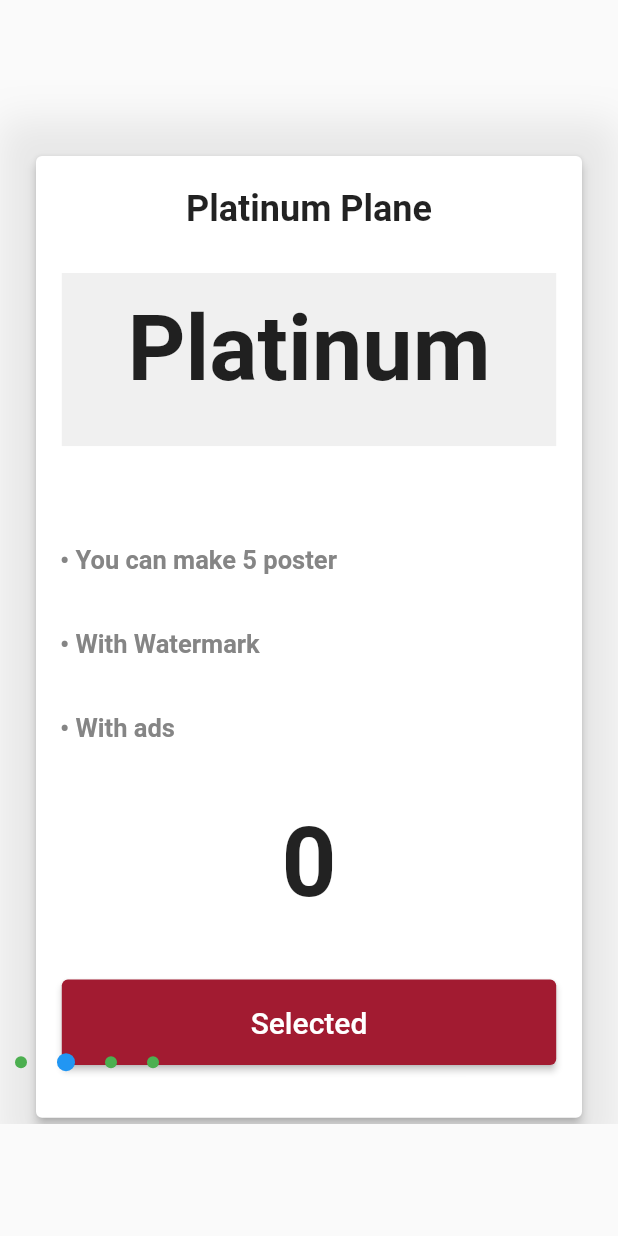
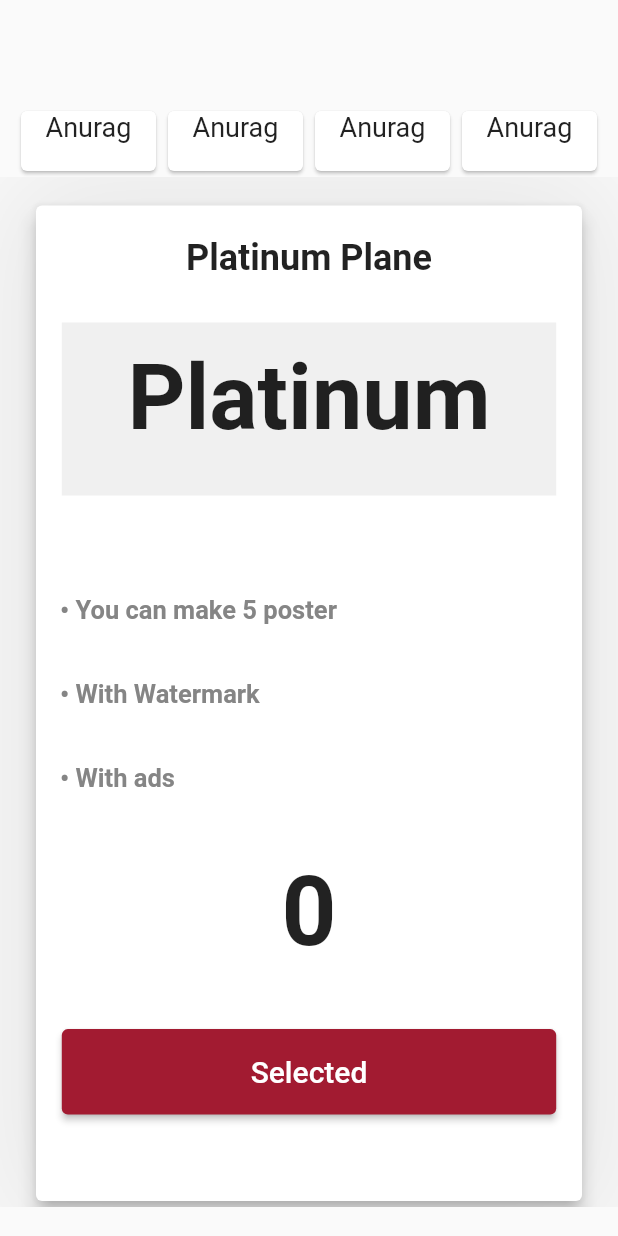
Before and after one commit to Anuragkolatkar/fultterDig, a Flutter app: the screen it shows after launch, swiped to page 2, on a phone screen of 412 x 824 dp. Run offline on Flutter 3.47's test engine with Material 2 defaults, Android fonts, the phone set to English and light mode, and no system bars; our stand-ins replace carousel_slider, expansion_tile_card, flutter_image_slideshow, flutter_svg, get, gradient_borders and 2 more; missing offline and left inert: footer.

Commit message:
Initial commit

```diff
--- a/lib/digiyugPlans.dart
+++ b/lib/digiyugPlans.dart
@@ -25,15 +25,15 @@ class _SliderrState extends State<Sliderr> {
   void initState() {
     // TODO: implement initState
     super.initState();
-    Timer.periodic(Duration(seconds: 5), (Timer timer) {
-      if (_currentPage < 2) {
-        _currentPage++;
-      } else {
-        _currentPage = 0;
-      }
-      _pageController.animateToPage(_currentPage,
-          duration: Duration(microseconds: 300), curve: Curves.easeIn);
-    });
+    // Timer.periodic(Duration(seconds: 5), (Timer timer) {
+    //   if (_currentPage < 2) {
+    //     _currentPage++;
+    //   } else {
+    //     _currentPage = 0;
+    //   }
+    //   _pageController.animateToPage(_currentPage,
+    //       duration: Duration(microseconds: 300), curve: Curves.easeIn);
+    //  });
     _pageController =
         PageController(initialPage: _currentPage, viewportFraction: 1);
     controller = new PageController(
@@ -41,11 +41,11 @@ class _SliderrState extends State<Sliderr> {
     );
   }
 
-  _OnPageChanged(int index) {
-    setState(() {
-      _currentPage = index;
-    });
-  }
+  // _OnPageChanged(int index) {
+  //   setState(() {
+  //     _currentPage = index;
+  //   });
+  // }
 
   @override
   void dispose() {
@@ -57,8 +57,80 @@ class _SliderrState extends State<Sliderr> {
   @override
   Widget build(BuildContext context) {
     return Scaffold(
-      body: AspectRatio(
-        aspectRatio: 0.55,
+      body: Column(
+        children: [
+          Container(
+            child: Padding(
+              padding: const EdgeInsets.only(top: 70, left: 10),
+              child: Row(
+                children: [
+                  InkWell(
+                    child: Card(
+                      color: Colors.white,
+                      child: SizedBox(
+                        height: 40,
+                        width: 90,
+                        child: Text(
+                          "Anurag",
+                          textAlign: TextAlign.center,
+                          style: TextStyle(fontSize: 18),
+                        ),
+                      ),
+                    ),
+                    onTap: () {},
+                  ),
+                  InkWell(
+                    child: Card(
+                      color: Colors.white,
+                      child: SizedBox(
+                        height: 40,
+                        width: 90,
+                        child: Text(
+                          "Anurag",
+                          textAlign: TextAlign.center,
+                          style: TextStyle(fontSize: 18),
+                        ),
+                      ),
+                    ),
+                    onTap: () {},
+                  ),
+                  InkWell(
+                    child: Card(
+                      color: Colors.white,
+                      child: SizedBox(
+                        height: 40,
+                        width: 90,
+                        child: Text(
+                          "Anurag",
+                          textAlign: TextAlign.center,
+                          style: TextStyle(fontSize: 18),
+                        ),
+                      ),
+                    ),
+                    onTap: () {},
+                  ),
+                  InkWell(
+                    child: Card(
+                      color: Colors.white,
+                      child: SizedBox(
+                        height: 40,
+                        width: 90,
+                        child: Text(
+                          "Anurag",
+                          textAlign: TextAlign.center,
+                          style: TextStyle(fontSize: 18),
+                        ),
+                      ),
+                    ),
+                    onTap: () {},
+                  ),
+                ],
+              ),
+            ),
+          ),
+          Container(
+            child: AspectRatio(
+              aspectRatio: 0.60,
               child: PageView.builder(
                   itemCount: slideList.length,
                   controller: _pageController,
@@ -66,6 +138,9 @@ class _SliderrState extends State<Sliderr> {
                   itemBuilder: (context, index) {
                     return carouseView(index);
                   }),
+            ),
+          ),
+        ],
       ),
     );
   }
@@ -77,12 +152,13 @@ class _SliderrState extends State<Sliderr> {
   Widget carouseCard(Slide data) {
     return Scaffold(
       body: Stack(
-        alignment: AlignmentDirectional.bottomCenter,
+        //alignment: AlignmentDirectional.bottomCenter,
         children: [
-          Padding(
-            padding: const EdgeInsets.only(top: 100, left: 20, right: 20),
+          Container(
+            child: Padding(
+              padding: const EdgeInsets.only(top: 15, left: 20, right: 20),
               child: SizedBox(
-              height: Get.height * .8,
+                height: Get.height * .9,
                 width: Get.width * 1,
                 child: Container(
                   // ignore: prefer_const_literals_to_create_immutables
@@ -90,12 +166,12 @@ class _SliderrState extends State<Sliderr> {
                     BoxShadow(
                       color: Colors.grey.withOpacity(0.2),
                       offset: Offset(0, 0),
-                    blurRadius: 20,
+                      blurRadius: 66,
                       spreadRadius: 20,
                     ),
                   ]),
                   child: Card(
-                  elevation: 3,
+                    elevation: 5,
                     color: Colors.white,
                     child: Column(
                       children: [
@@ -210,17 +286,18 @@ class _SliderrState extends State<Sliderr> {
                 ),
               ),
             ),
-          Stack(
-            children: [
-              Container(
-                margin: EdgeInsets.only(bottom: 35),
-                child: Row(children: [
-                  for (int i = 0; i <= slideList.length; i++)
-                    if (i == _currentPage) SlideDots(true) else SlideDots(false)
-                ]),
-              )
-            ],
-          )
+          ),
+          // Stack(
+          //   children: [
+          //     Container(
+          //       margin: EdgeInsets.only(bottom: 35),
+          //       child: Row(children: [
+          //         for (int i = 0; i <= slideList.length; i++)
+          //           if (i == _currentPage) SlideDots(true) else SlideDots(false)
+          //       ]),
+          //     )
+          //   ],
+          // )
         ],
       ),
     );
```
Lines whose indentation alone changed are shown as unchanged.
